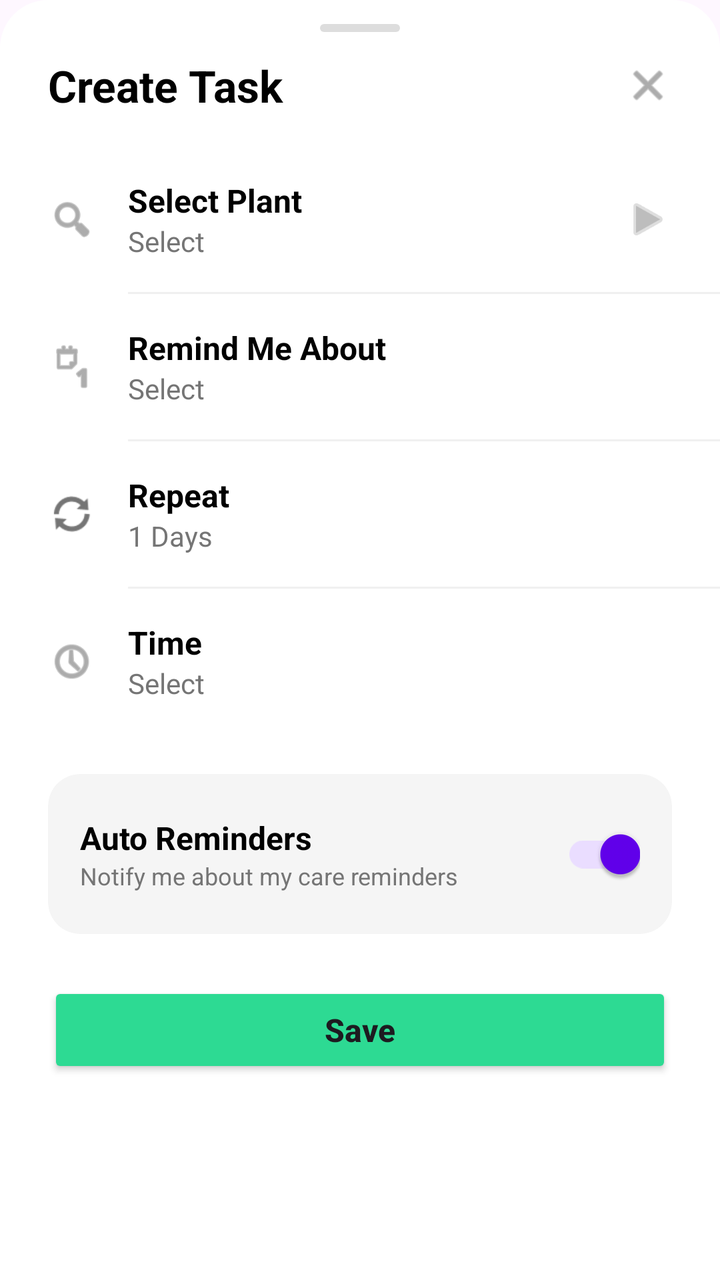
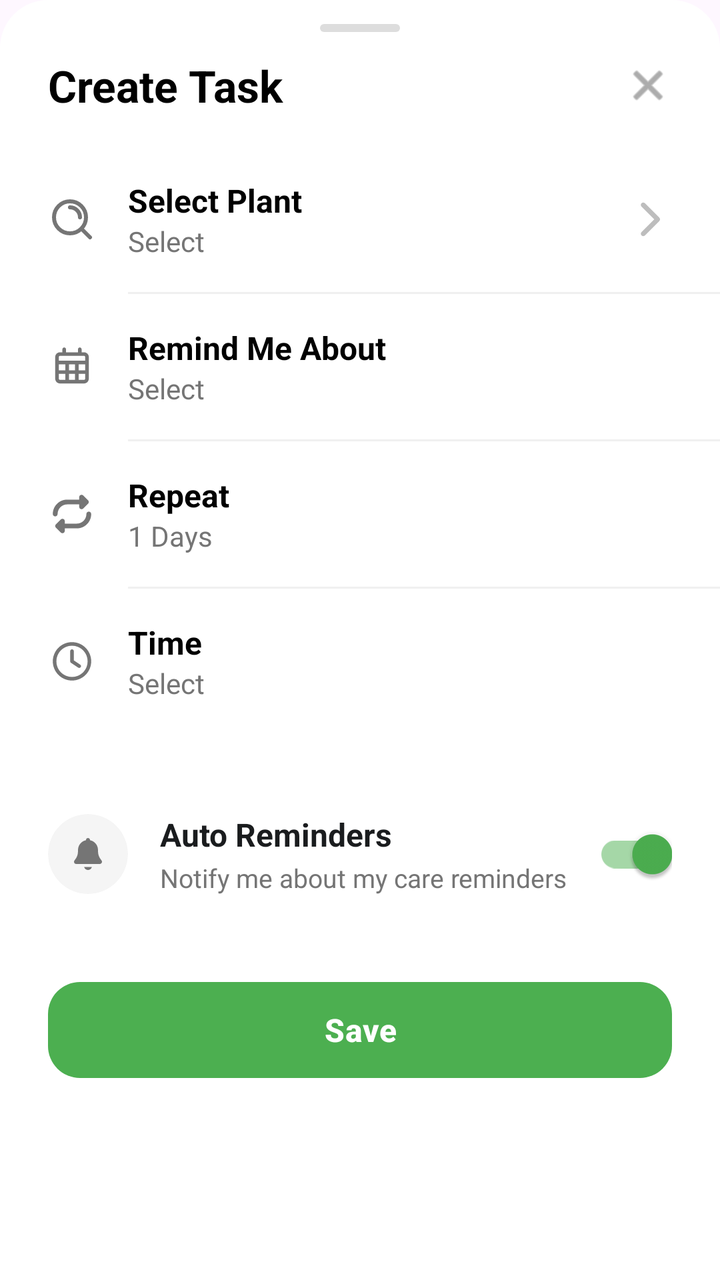

Compare the two renders of this Android layout. The source of the first and the diff that turns it into the second are given below.
<!-- AndroidManifest.xml: application theme Theme.LeafyApp -->
<!-- res/layout/bottom_sheet_create_task.xml -->
<?xml version="1.0" encoding="utf-8"?>
<LinearLayout xmlns:android="http://schemas.android.com/apk/res/android"
    xmlns:app="http://schemas.android.com/apk/res-auto"
    android:layout_width="match_parent"
    android:layout_height="wrap_content"
    android:background="@drawable/bg_bottom_sheet_rounded"
    android:orientation="vertical"
    android:paddingBottom="24dp">

    
    <View
        android:layout_width="40dp"
        android:layout_height="4dp"
        android:layout_gravity="center_horizontal"
        android:layout_marginTop="12dp"
        android:layout_marginBottom="12dp"
        android:background="@drawable/drag_handle"
        android:alpha="0.5"/>

    
    <LinearLayout
        android:layout_width="match_parent"
        android:layout_height="wrap_content"
        android:orientation="horizontal"
        android:paddingHorizontal="24dp"
        android:paddingBottom="16dp"
        android:gravity="center_vertical">

        <TextView
            android:id="@+id/tv_sheet_title"
            android:layout_width="0dp"
            android:layout_height="wrap_content"
            android:layout_weight="1"
            android:text="Create Task"
            android:textColor="#000000"
            android:textSize="22sp"
            android:textStyle="bold" />

        
        <ImageView
            android:id="@+id/btn_close_sheet"
            android:layout_width="24dp"
            android:layout_height="24dp"
            android:src="@android:drawable/ic_menu_close_clear_cancel"
            app:tint="#757575"
            android:background="?attr/selectableItemBackgroundBorderless"
            android:clickable="true"
            android:focusable="true"/>
    </LinearLayout>

    
    

    
    <LinearLayout
        android:id="@+id/option_select_plant"
        android:layout_width="match_parent"
        android:layout_height="wrap_content"
        android:background="?attr/selectableItemBackground"
        android:gravity="center_vertical"
        android:orientation="horizontal"
        android:paddingHorizontal="24dp"
        android:paddingVertical="16dp">
        <ImageView android:layout_width="24dp" android:layout_height="24dp" android:src="@android:drawable/ic_menu_search" app:tint="#757575" />
        <LinearLayout android:layout_width="0dp" android:layout_height="wrap_content" android:layout_marginStart="16dp" android:layout_weight="1" android:orientation="vertical">
            <TextView android:layout_width="wrap_content" android:layout_height="wrap_content" android:text="Select Plant" android:textColor="#000000" android:textStyle="bold" android:textSize="16sp" />
            <TextView android:id="@+id/tv_selected_plant" android:layout_width="wrap_content" android:layout_height="wrap_content" android:text="Select" android:textColor="#757575" android:textSize="14sp" />
        </LinearLayout>
        <ImageView android:layout_width="24dp" android:layout_height="24dp" android:src="@android:drawable/ic_media_play" app:tint="#BDBDBD" android:rotation="0" />
    </LinearLayout>
    <View android:layout_width="match_parent" android:layout_height="1dp" android:background="#F0F0F0" android:layout_marginStart="64dp"/>

    
    <LinearLayout
        android:id="@+id/option_remind_about"
        android:layout_width="match_parent"
        android:layout_height="wrap_content"
        android:background="?attr/selectableItemBackground"
        android:gravity="center_vertical"
        android:orientation="horizontal"
        android:paddingHorizontal="24dp"
        android:paddingVertical="16dp">
        <ImageView android:layout_width="24dp" android:layout_height="24dp" android:src="@android:drawable/ic_menu_day" app:tint="#757575" />
        <LinearLayout android:layout_width="0dp" android:layout_height="wrap_content" android:layout_marginStart="16dp" android:layout_weight="1" android:orientation="vertical">
            <TextView android:layout_width="wrap_content" android:layout_height="wrap_content" android:text="Remind Me About" android:textColor="#000000" android:textStyle="bold" android:textSize="16sp" />
            <TextView android:id="@+id/tv_selected_task_type" android:layout_width="wrap_content" android:layout_height="wrap_content" android:text="Select" android:textColor="#757575" android:textSize="14sp" />
        </LinearLayout>
    </LinearLayout>
    <View android:layout_width="match_parent" android:layout_height="1dp" android:background="#F0F0F0" android:layout_marginStart="64dp"/>

    
    <LinearLayout
        android:id="@+id/option_repeat"
        android:layout_width="match_parent"
        android:layout_height="wrap_content"
        android:background="?attr/selectableItemBackground"
        android:gravity="center_vertical"
        android:orientation="horizontal"
        android:paddingHorizontal="24dp"
        android:paddingVertical="16dp">
        <ImageView android:layout_width="24dp" android:layout_height="24dp" android:src="@android:drawable/ic_popup_sync" app:tint="#757575" />
        <LinearLayout android:layout_width="0dp" android:layout_height="wrap_content" android:layout_marginStart="16dp" android:layout_weight="1" android:orientation="vertical">
            <TextView android:layout_width="wrap_content" android:layout_height="wrap_content" android:text="Repeat" android:textColor="#000000" android:textStyle="bold" android:textSize="16sp" />
            <TextView android:id="@+id/tv_selected_frequency" android:layout_width="wrap_content" android:layout_height="wrap_content" android:text="1 Days" android:textColor="#757575" android:textSize="14sp" />
        </LinearLayout>
    </LinearLayout>
    <View android:layout_width="match_parent" android:layout_height="1dp" android:background="#F0F0F0" android:layout_marginStart="64dp"/>

    
    <LinearLayout
        android:id="@+id/option_time"
        android:layout_width="match_parent"
        android:layout_height="wrap_content"
        android:background="?attr/selectableItemBackground"
        android:gravity="center_vertical"
        android:orientation="horizontal"
        android:paddingHorizontal="24dp"
        android:paddingVertical="16dp">
        <ImageView android:layout_width="24dp" android:layout_height="24dp" android:src="@android:drawable/ic_menu_recent_history" app:tint="#757575" />
        <LinearLayout android:layout_width="0dp" android:layout_height="wrap_content" android:layout_marginStart="16dp" android:layout_weight="1" android:orientation="vertical">
            <TextView android:layout_width="wrap_content" android:layout_height="wrap_content" android:text="Time" android:textColor="#000000" android:textStyle="bold" android:textSize="16sp" />
            <TextView android:id="@+id/tv_selected_time" android:layout_width="wrap_content" android:layout_height="wrap_content" android:text="Select" android:textColor="#757575" android:textSize="14sp" />
        </LinearLayout>
    </LinearLayout>

    <View android:layout_width="match_parent" android:layout_height="20dp"/>

    
    <androidx.cardview.widget.CardView
        android:layout_width="match_parent"
        android:layout_height="wrap_content"
        android:layout_marginHorizontal="24dp"
        app:cardCornerRadius="16dp"
        app:cardBackgroundColor="#F5F5F5"
        app:cardElevation="0dp">
        <LinearLayout android:layout_width="match_parent" android:layout_height="wrap_content" android:orientation="horizontal" android:padding="16dp" android:gravity="center_vertical">
            <LinearLayout android:layout_width="0dp" android:layout_height="wrap_content" android:layout_weight="1" android:orientation="vertical">
                <TextView android:layout_width="wrap_content" android:layout_height="wrap_content" android:text="Auto Reminders" android:textColor="#000000" android:textStyle="bold" android:textSize="16sp" />
                <TextView android:layout_width="wrap_content" android:layout_height="wrap_content" android:text="Notify me about my care reminders" android:textColor="#757575" android:textSize="12sp" />
            </LinearLayout>
            <com.google.android.material.switchmaterial.SwitchMaterial android:id="@+id/switch_auto_reminder" android:layout_width="wrap_content" android:layout_height="wrap_content" android:checked="true"/>
        </LinearLayout>
    </androidx.cardview.widget.CardView>

    
    <LinearLayout
        android:layout_width="match_parent"
        android:layout_height="wrap_content"
        android:orientation="horizontal"
        android:paddingHorizontal="24dp"
        android:paddingTop="24dp">

        
        <Button
            android:id="@+id/btn_delete_task"
            android:layout_width="0dp"
            android:layout_height="wrap_content"
            android:layout_weight="1"
            android:layout_marginEnd="12dp"
            android:backgroundTint="#FFEBEE"
            android:text="Delete"
            android:textColor="#D32F2F"
            android:paddingVertical="12dp"
            android:textAllCaps="false"
            android:textSize="16sp"
            android:textStyle="bold"
            app:cornerRadius="24dp"
            android:visibility="gone"/>

        
        <Button
            android:id="@+id/btn_save_task"
            android:layout_width="0dp"
            android:layout_height="wrap_content"
            android:layout_weight="1"
            android:backgroundTint="#2DDA93"
            android:text="Save"
            android:paddingVertical="12dp"
            android:textAllCaps="false"
            android:textSize="16sp"
            android:textStyle="bold"
            app:cornerRadius="24dp"/>
    </LinearLayout>

</LinearLayout>
<!-- resources referenced by this layout -->
<resources>
  <!-- unchanged entries left out for length: 6 -->
</resources>

<!-- the commit's change to res/layout/bottom_sheet_create_task.xml (unified diff, before → after) -->
@@ -61,12 +61,12 @@
         android:orientation="horizontal"
         android:paddingHorizontal="24dp"
         android:paddingVertical="16dp">
-        <ImageView android:layout_width="24dp" android:layout_height="24dp" android:src="@android:drawable/ic_menu_search" app:tint="#757575" />
+        <ImageView android:layout_width="24dp" android:layout_height="24dp" android:src="@drawable/ic_search" app:tint="#757575" />
         <LinearLayout android:layout_width="0dp" android:layout_height="wrap_content" android:layout_marginStart="16dp" android:layout_weight="1" android:orientation="vertical">
             <TextView android:layout_width="wrap_content" android:layout_height="wrap_content" android:text="Select Plant" android:textColor="#000000" android:textStyle="bold" android:textSize="16sp" />
             <TextView android:id="@+id/tv_selected_plant" android:layout_width="wrap_content" android:layout_height="wrap_content" android:text="Select" android:textColor="#757575" android:textSize="14sp" />
         </LinearLayout>
-        <ImageView android:layout_width="24dp" android:layout_height="24dp" android:src="@android:drawable/ic_media_play" app:tint="#BDBDBD" android:rotation="0" />
+        <ImageView android:layout_width="24dp" android:layout_height="24dp" android:src="@drawable/ic_arrow_right" app:tint="#BDBDBD" android:rotation="0" />
     </LinearLayout>
     <View android:layout_width="match_parent" android:layout_height="1dp" android:background="#F0F0F0" android:layout_marginStart="64dp"/>
 
@@ -80,7 +80,7 @@
         android:orientation="horizontal"
         android:paddingHorizontal="24dp"
         android:paddingVertical="16dp">
-        <ImageView android:layout_width="24dp" android:layout_height="24dp" android:src="@android:drawable/ic_menu_day" app:tint="#757575" />
+        <ImageView android:layout_width="24dp" android:layout_height="24dp" android:src="@drawable/calendar_days_regular_full" app:tint="#757575" />
         <LinearLayout android:layout_width="0dp" android:layout_height="wrap_content" android:layout_marginStart="16dp" android:layout_weight="1" android:orientation="vertical">
             <TextView android:layout_width="wrap_content" android:layout_height="wrap_content" android:text="Remind Me About" android:textColor="#000000" android:textStyle="bold" android:textSize="16sp" />
             <TextView android:id="@+id/tv_selected_task_type" android:layout_width="wrap_content" android:layout_height="wrap_content" android:text="Select" android:textColor="#757575" android:textSize="14sp" />
@@ -98,7 +98,7 @@
         android:orientation="horizontal"
         android:paddingHorizontal="24dp"
         android:paddingVertical="16dp">
-        <ImageView android:layout_width="24dp" android:layout_height="24dp" android:src="@android:drawable/ic_popup_sync" app:tint="#757575" />
+        <ImageView android:layout_width="24dp" android:layout_height="24dp" android:src="@drawable/repeat_solid_full" app:tint="#757575" />
         <LinearLayout android:layout_width="0dp" android:layout_height="wrap_content" android:layout_marginStart="16dp" android:layout_weight="1" android:orientation="vertical">
             <TextView android:layout_width="wrap_content" android:layout_height="wrap_content" android:text="Repeat" android:textColor="#000000" android:textStyle="bold" android:textSize="16sp" />
             <TextView android:id="@+id/tv_selected_frequency" android:layout_width="wrap_content" android:layout_height="wrap_content" android:text="1 Days" android:textColor="#757575" android:textSize="14sp" />
@@ -116,7 +116,7 @@
         android:orientation="horizontal"
         android:paddingHorizontal="24dp"
         android:paddingVertical="16dp">
-        <ImageView android:layout_width="24dp" android:layout_height="24dp" android:src="@android:drawable/ic_menu_recent_history" app:tint="#757575" />
+        <ImageView android:layout_width="24dp" android:layout_height="24dp" android:src="@drawable/clock_regular_full" app:tint="#757575" />
         <LinearLayout android:layout_width="0dp" android:layout_height="wrap_content" android:layout_marginStart="16dp" android:layout_weight="1" android:orientation="vertical">
             <TextView android:layout_width="wrap_content" android:layout_height="wrap_content" android:text="Time" android:textColor="#000000" android:textStyle="bold" android:textSize="16sp" />
             <TextView android:id="@+id/tv_selected_time" android:layout_width="wrap_content" android:layout_height="wrap_content" android:text="Select" android:textColor="#757575" android:textSize="14sp" />
@@ -126,60 +126,102 @@
     <View android:layout_width="match_parent" android:layout_height="20dp"/>
 
     
-    <androidx.cardview.widget.CardView
-        android:layout_width="match_parent"
-        android:layout_height="wrap_content"
-        android:layout_marginHorizontal="24dp"
-        app:cardCornerRadius="16dp"
-        app:cardBackgroundColor="#F5F5F5"
-        app:cardElevation="0dp">
-        <LinearLayout android:layout_width="match_parent" android:layout_height="wrap_content" android:orientation="horizontal" android:padding="16dp" android:gravity="center_vertical">
-            <LinearLayout android:layout_width="0dp" android:layout_height="wrap_content" android:layout_weight="1" android:orientation="vertical">
-                <TextView android:layout_width="wrap_content" android:layout_height="wrap_content" android:text="Auto Reminders" android:textColor="#000000" android:textStyle="bold" android:textSize="16sp" />
-                <TextView android:layout_width="wrap_content" android:layout_height="wrap_content" android:text="Notify me about my care reminders" android:textColor="#757575" android:textSize="12sp" />
-            </LinearLayout>
-            <com.google.android.material.switchmaterial.SwitchMaterial android:id="@+id/switch_auto_reminder" android:layout_width="wrap_content" android:layout_height="wrap_content" android:checked="true"/>
-        </LinearLayout>
-    </androidx.cardview.widget.CardView>
-
-    
-    <LinearLayout
-        android:layout_width="match_parent"
-        android:layout_height="wrap_content"
-        android:orientation="horizontal"
-        android:paddingHorizontal="24dp"
-        android:paddingTop="24dp">
-
-        
-        <Button
+    <LinearLayout
+        android:layout_width="match_parent"
+        android:layout_height="wrap_content"
+        android:orientation="horizontal"
+        android:gravity="center_vertical"
+        android:paddingHorizontal="24dp"
+        android:paddingVertical="16dp"
+        android:background="?attr/selectableItemBackground">
+
+        <com.google.android.material.card.MaterialCardView
+            android:layout_width="40dp"
+            android:layout_height="40dp"
+            app:cardCornerRadius="20dp"
+            app:cardBackgroundColor="#F5F5F5"
+            app:cardElevation="0dp"
+            app:strokeWidth="0dp">
+            <ImageView
+                android:layout_width="20dp"
+                android:layout_height="20dp"
+                android:layout_gravity="center"
+                android:src="@drawable/ic_notifications"
+                app:tint="#757575" />
+        </com.google.android.material.card.MaterialCardView>
+
+        <LinearLayout
+            android:layout_width="0dp"
+            android:layout_height="wrap_content"
+            android:layout_weight="1"
+            android:layout_marginStart="16dp"
+            android:orientation="vertical">
+
+            <TextView
+                android:layout_width="wrap_content"
+                android:layout_height="wrap_content"
+                android:text="Auto Reminders"
+                android:textColor="#1A1C1E"
+                android:textStyle="bold"
+                android:textSize="16sp" />
+
+            <TextView
+                android:layout_width="wrap_content"
+                android:layout_height="wrap_content"
+                android:text="Notify me about my care reminders"
+                android:textColor="#757575"
+                android:textSize="13sp"
+                android:layout_marginTop="2dp"/>
+        </LinearLayout>
+
+        <com.google.android.material.switchmaterial.SwitchMaterial
+            android:id="@+id/switch_auto_reminder"
+            android:layout_width="wrap_content"
+            android:layout_height="wrap_content"
+            android:checked="true"
+            app:useMaterialThemeColors="false"
+            app:thumbTint="@color/selector_switch_thumb"
+            app:trackTint="@color/selector_switch_track"/>
+    </LinearLayout>
+
+    <View android:layout_width="match_parent" android:layout_height="20dp"/>
+
+    <LinearLayout
+        android:layout_width="match_parent"
+        android:layout_height="wrap_content"
+        android:orientation="horizontal"
+        android:paddingHorizontal="24dp"
+        android:paddingBottom="12dp">
+
+        <com.google.android.material.button.MaterialButton
             android:id="@+id/btn_delete_task"
-            android:layout_width="0dp"
-            android:layout_height="wrap_content"
+            style="@style/Widget.MaterialComponents.Button.TextButton"
+            android:layout_width="0dp"
+            android:layout_height="56dp"
             android:layout_weight="1"
             android:layout_marginEnd="12dp"
-            android:backgroundTint="#FFEBEE"
-            android:text="Delete"
+            android:text="Xóa"
             android:textColor="#D32F2F"
-            android:paddingVertical="12dp"
-            android:textAllCaps="false"
             android:textSize="16sp"
             android:textStyle="bold"
-            app:cornerRadius="24dp"
+            app:backgroundTint="#FFEBEE"
+            app:cornerRadius="16dp"
+            app:elevation="0dp"
             android:visibility="gone"/>
 
-        
-        <Button
+        <com.google.android.material.button.MaterialButton
             android:id="@+id/btn_save_task"
             android:layout_width="0dp"
-            android:layout_height="wrap_content"
-            android:layout_weight="1"
-            android:backgroundTint="#2DDA93"
+            android:layout_height="56dp"
+            android:layout_weight="1"
             android:text="Save"
-            android:paddingVertical="12dp"
-            android:textAllCaps="false"
+            android:textColor="#FFFFFF"
             android:textSize="16sp"
             android:textStyle="bold"
-            app:cornerRadius="24dp"/>
+            app:backgroundTint="#4CAF50"
+            app:cornerRadius="16dp"
+            app:elevation="2dp"
+            app:rippleColor="#33FFFFFF"/>
     </LinearLayout>
 
 </LinearLayout>
<!-- resource entries referenced after the edit -->
@@ -1,5 +1,49 @@
 <!-- resources referenced by this layout -->
 <resources>
+  <!-- drawable calendar_days_regular_full (drawable) -->
+  <vector xmlns:android="http://schemas.android.com/apk/res/android" android:autoMirrored="true" android:height="640dp" android:viewportHeight="640" android:viewportWidth="640" android:width="640dp">
+        
+      <path android:fillColor="#FF000000" android:pathData="M216,64C229.3,64 240,74.7 240,88L240,128L400,128L400,88C400,74.7 410.7,64 424,64C437.3,64 448,74.7 448,88L448,128L480,128C515.3,128 544,156.7 544,192L544,480C544,515.3 515.3,544 480,544L160,544C124.7,544 96,515.3 96,480L96,192C96,156.7 124.7,128 160,128L192,128L192,88C192,74.7 202.7,64 216,64zM480,496C488.8,496 496,488.8 496,480L496,416L408,416L408,496L480,496zM496,368L496,288L408,288L408,368L496,368zM360,368L360,288L280,288L280,368L360,368zM232,368L232,288L144,288L144,368L232,368zM144,416L144,480C144,488.8 151.2,496 160,496L232,496L232,416L144,416zM280,416L280,496L360,496L360,416L280,416zM216,176L160,176C151.2,176 144,183.2 144,192L144,240L496,240L496,192C496,183.2 488.8,176 480,176L216,176z"/>
+      
+  </vector>
+  <!-- drawable clock_regular_full (drawable) -->
+  <vector xmlns:android="http://schemas.android.com/apk/res/android" android:autoMirrored="true" android:height="640dp" android:viewportHeight="640" android:viewportWidth="640" android:width="640dp">
+        
+      <path android:fillColor="#FF000000" android:pathData="M528,320C528,434.9 434.9,528 320,528C205.1,528 112,434.9 112,320C112,205.1 205.1,112 320,112C434.9,112 528,205.1 528,320zM64,320C64,461.4 178.6,576 320,576C461.4,576 576,461.4 576,320C576,178.6 461.4,64 320,64C178.6,64 64,178.6 64,320zM296,184L296,320C296,328 300,335.5 306.7,340L402.7,404C413.7,411.4 428.6,408.4 436,397.3C443.4,386.2 440.4,371.4 429.3,364L344,307.2L344,184C344,170.7 333.3,160 320,160C306.7,160 296,170.7 296,184z"/>
+      
+  </vector>
+  <!-- drawable ic_arrow_right (drawable) -->
+  <vector xmlns:android="http://schemas.android.com/apk/res/android" android:autoMirrored="true" android:height="640dp" android:viewportHeight="640" android:viewportWidth="640" android:width="640dp">
+        
+      <path android:fillColor="#FF000000" android:pathData="M471.1,297.4C483.6,309.9 483.6,330.2 471.1,342.7L279.1,534.7C266.6,547.2 246.3,547.2 233.8,534.7C221.3,522.2 221.3,501.9 233.8,489.4L403.2,320L233.9,150.6C221.4,138.1 221.4,117.8 233.9,105.3C246.4,92.8 266.7,92.8 279.2,105.3L471.2,297.3z"/>
+      
+  </vector>
+  <!-- drawable ic_notifications (drawable) -->
+  <vector xmlns:android="http://schemas.android.com/apk/res/android" android:autoMirrored="true" android:height="640dp" android:viewportHeight="640" android:viewportWidth="640" android:width="640dp">
+        
+      <path android:fillColor="#FF000000" android:pathData="M320,64C302.3,64 288,78.3 288,96L288,99.2C215,114 160,178.6 160,256L160,277.7C160,325.8 143.6,372.5 113.6,410.1L103.8,422.3C98.7,428.6 96,436.4 96,444.5C96,464.1 111.9,480 131.5,480L508.4,480C528,480 543.9,464.1 543.9,444.5C543.9,436.4 541.2,428.6 536.1,422.3L526.3,410.1C496.4,372.5 480,325.8 480,277.7L480,256C480,178.6 425,114 352,99.2L352,96C352,78.3 337.7,64 320,64zM258,528C265.1,555.6 290.2,576 320,576C349.8,576 374.9,555.6 382,528L258,528z"/>
+      
+  </vector>
+  <!-- drawable ic_search (drawable) -->
+  <vector xmlns:android="http://schemas.android.com/apk/res/android"
+      android:width="800dp"
+      android:height="800dp"
+      android:viewportWidth="24"
+      android:viewportHeight="24">
+    <path
+        android:pathData="M11,6C13.761,6 16,8.239 16,11M16.659,16.655L21,21M19,11C19,15.418 15.418,19 11,19C6.582,19 3,15.418 3,11C3,6.582 6.582,3 11,3C15.418,3 19,6.582 19,11Z"
+        android:strokeLineJoin="round"
+        android:strokeWidth="2"
+        android:fillColor="#00000000"
+        android:strokeColor="#000000"
+        android:strokeLineCap="round"/>
+  </vector>
+  <!-- drawable repeat_solid_full (drawable) -->
+  <vector xmlns:android="http://schemas.android.com/apk/res/android" android:autoMirrored="true" android:height="640dp" android:viewportHeight="640" android:viewportWidth="640" android:width="640dp">
+        
+      <path android:fillColor="#FF000000" android:pathData="M534.6,182.6C547.1,170.1 547.1,149.8 534.6,137.3L470.6,73.3C461.4,64.1 447.7,61.4 435.7,66.4C423.7,71.4 416,83.1 416,96L416,128L256,128C150,128 64,214 64,320C64,337.7 78.3,352 96,352C113.7,352 128,337.7 128,320C128,249.3 185.3,192 256,192L416,192L416,224C416,236.9 423.8,248.6 435.8,253.6C447.8,258.6 461.5,255.8 470.7,246.7L534.7,182.7zM105.4,457.4C92.9,469.9 92.9,490.2 105.4,502.7L169.4,566.7C178.6,575.9 192.3,578.6 204.3,573.6C216.3,568.6 224,556.9 224,544L224,512L384,512C490,512 576,426 576,320C576,302.3 561.7,288 544,288C526.3,288 512,302.3 512,320C512,390.7 454.7,448 384,448L224,448L224,416C224,403.1 216.2,391.4 204.2,386.4C192.2,381.4 178.5,384.2 169.3,393.3L105.3,457.3z"/>
+      
+  </vector>
   <!-- unchanged entries left out for length: 6 -->
 </resources>
 
